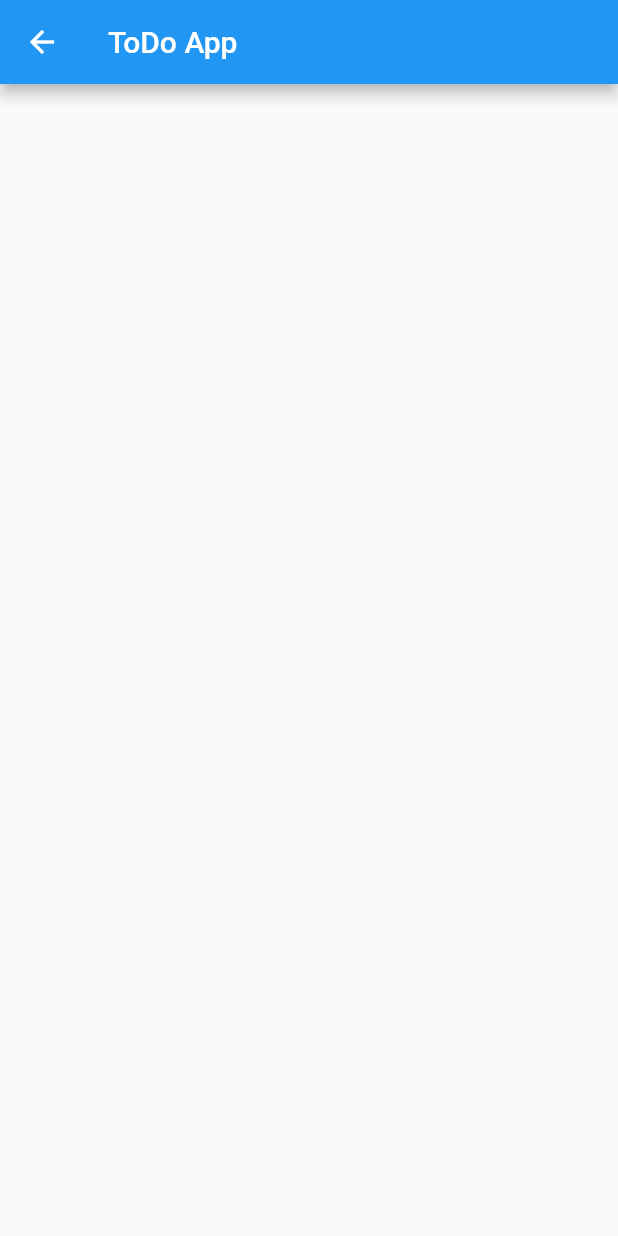
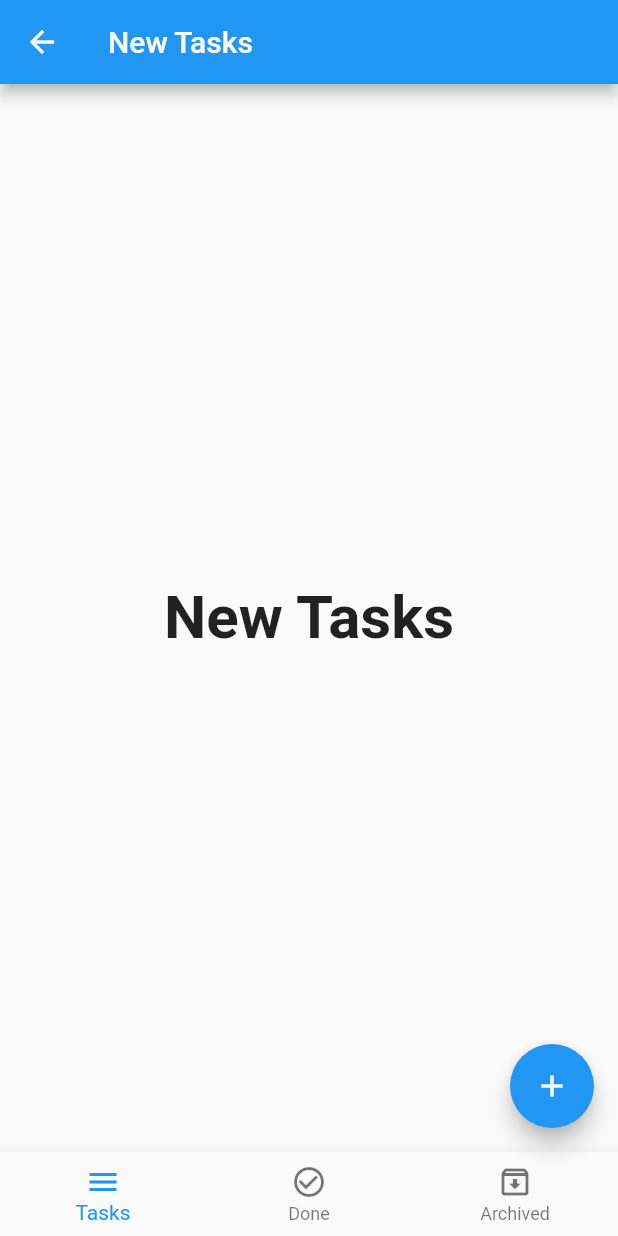
Before and after one commit to malek-kashoqa/udemy2, a Flutter app: the HomeLayout screen opened directly, on a phone screen of 412 x 824 dp. Run offline on Flutter 3.47's test engine with Material 2 defaults, Android fonts, the phone set to English and light mode, and no system bars.

Commit message:
Add ToDo Screens and Bottom Nav Bar

```diff
--- a/lib/layout/home_layout.dart
+++ b/lib/layout/home_layout.dart
@@ -1,13 +1,66 @@
 import 'package:flutter/material.dart';
+import 'package:udemy2/modules/archived_tasks/archived_tasks_screen.dart';
+import 'package:udemy2/modules/done_tasks/done_tasks_screen.dart';
+import 'package:udemy2/modules/new_tasks/new_tasks_screen.dart';
 
-class HomeLayout extends StatelessWidget {
+class HomeLayout extends StatefulWidget {
   const HomeLayout({Key? key}) : super(key: key);
+
+  @override
+  State<HomeLayout> createState() => _HomeLayoutState();
+}
+
+class _HomeLayoutState extends State<HomeLayout> {
+  int currentIndex = 0;
+
+  List<Widget> screens = [
+    NewTasksScreen(),
+    DoneTasksScreen(),
+    ArchivedTasksScreen(),
+  ];
+
+  List<String> titles = [
+    "New Tasks",
+    "Done Tasks",
+    "Archived Tasks",
+  ];
 
   @override
   Widget build(BuildContext context) {
     return Scaffold(
       appBar: AppBar(
-        title: Text("ToDo App"),
+        title: Text(titles[currentIndex]),
+      ),
+      body: screens[currentIndex],
+      floatingActionButton: FloatingActionButton(
+        onPressed: () {},
+        child: Icon(Icons.add),
+      ),
+      bottomNavigationBar: BottomNavigationBar(
+        type: BottomNavigationBarType.fixed,
+        currentIndex: currentIndex,
+        onTap: (index) {
+          setState(() {
+            currentIndex = index;
+          });
+        },
+        items: [
+          BottomNavigationBarItem(
+              label: 'Tasks',
+              icon: Icon(
+                Icons.menu,
+              )),
+          BottomNavigationBarItem(
+              label: 'Done',
+              icon: Icon(
+                Icons.check_circle_outline,
+              )),
+          BottomNavigationBarItem(
+              label: 'Archived',
+              icon: Icon(
+                Icons.archive_outlined,
+              )),
+        ],
       ),
     );
   }
--- /dev/null
+++ b/lib/modules/new_tasks/new_tasks_screen.dart
@@ -0,0 +1,18 @@
+import 'package:flutter/material.dart';
+
+class NewTasksScreen extends StatelessWidget {
+  const NewTasksScreen({Key? key}) : super(key: key);
+
+  @override
+  Widget build(BuildContext context) {
+    return Center(
+      child: Text(
+        "New Tasks",
+        style: TextStyle(
+          fontWeight: FontWeight.bold,
+          fontSize: 40.0,
+        ),
+      ),
+    );
+  }
+}
```
Also changed, not shown: lib/modules/archived_tasks/archived_tasks_screen.dart (added, +18 -0 lines), lib/modules/done_tasks/done_tasks_screen.dart (added, +18 -0 lines).
